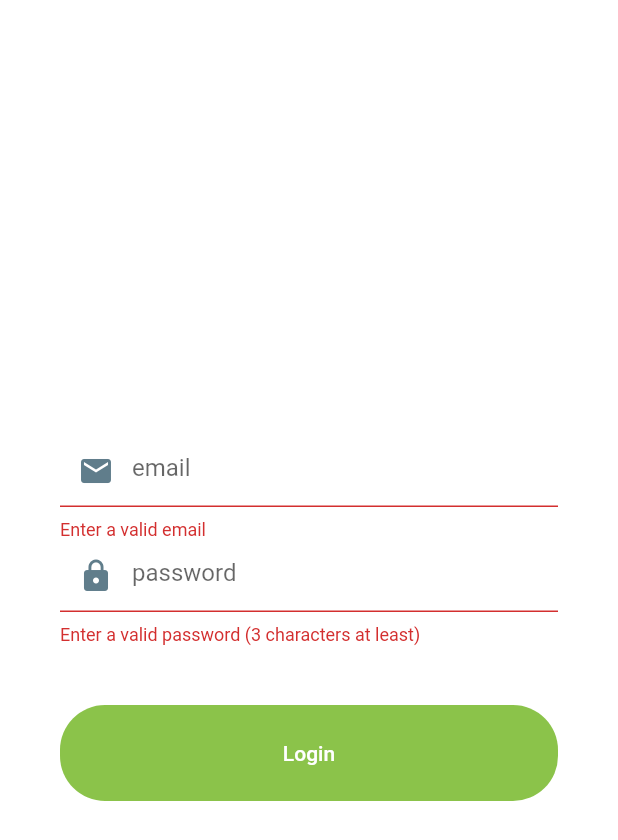
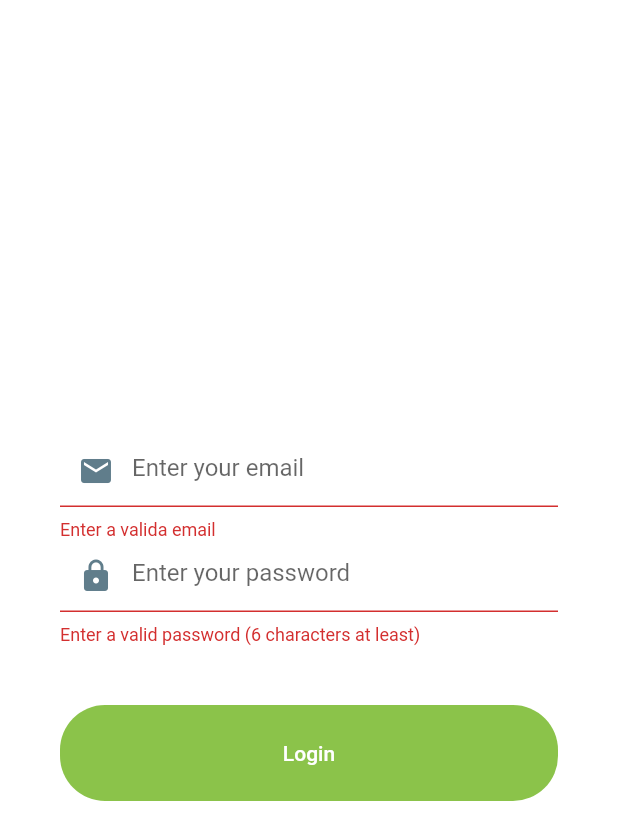
Before and after one commit to eduayuso/flutter_demo, a Flutter app: the screen it shows after launch, after a tap on "Login", on a phone screen of 412 x 824 dp. Shown: the top 840 px of the screen. Run offline on Flutter 3.47's test engine with Material 2 defaults, Android fonts, the phone set to English and light mode, and no system bars; our stand-ins replace get_it.

Commit message:
LoginView refactored to a form with validation in the recommended way.

```diff
--- a/lib/ui/models/LoginModel.dart
+++ b/lib/ui/models/LoginModel.dart
@@ -10,17 +10,9 @@ class LoginModel extends ViewModel {
   final UsersService usersService = locator<UsersService>();
 
   String errorMessage;
-  bool emailValidation = true;
-  bool passwordValidation = true;
 
   Future<User> login(String email, String password) async {
 
-    this.emailValidation = email.isNotEmpty;
-    this.passwordValidation = password.isNotEmpty && password.length > 3;
-    if (!this.emailValidation || !this.passwordValidation) {
-      this.setStatus(ViewStatus.Idle);
-      return null;
-    }
     this.setStatus(ViewStatus.Busy);
     email = "eve.holt@reqres.in";
     password = "cityslicka";
--- a/lib/ui/views/LoginView.dart
+++ b/lib/ui/views/LoginView.dart
@@ -3,7 +3,7 @@ import 'package:flutter/material.dart';
 import 'package:flutter_rest_demo/config/constants.dart';
 import 'package:flutter_rest_demo/data/model/User.dart';
 import 'package:flutter_rest_demo/ui/models/LoginModel.dart';
-import 'package:flutter_rest_demo/ui/widgets/CustomTextField.dart';
+import 'package:flutter_rest_demo/ui/widgets/CustomTextFormField.dart';
 import 'package:flutter_rest_demo/config/styles.dart' as Styles;
 import 'package:flutter_rest_demo/config/constants.dart' as Constants;
 
@@ -41,10 +41,11 @@ class LoginForm extends StatefulWidget {
   LoginFormState createState() => LoginFormState(model:this.model);
 }
 
-class LoginFormState extends State<StatefulWidget> {
+class LoginFormState extends State<LoginForm> {
 
   final TextEditingController emailController = TextEditingController();
   final TextEditingController passwordController = TextEditingController();
+  final formKey = GlobalKey<FormState>();
   LoginModel model;
 
   LoginFormState({this.model});
@@ -56,25 +57,33 @@ class LoginFormState extends State<StatefulWidget> {
       Padding(
         padding: EdgeInsets.all(40.0),
         child:
+          Form(
+            key: this.formKey,
+            child:
               Column(
                 mainAxisAlignment: MainAxisAlignment.center,
                 children: <Widget>[
-            CustomTextField(
+                  CustomTextFormField(
                     controller: this.emailController,
-              hint: "email",
+                    hint: "Enter your email",
                     icon: Icons.mail,
-              errorText: "Enter a valid email",
-              validation: this.model.emailValidation,
+                    validator: (value) {
+                      if (value.isEmpty) return "Enter a valida email";
+                      return null;
+                    }
                   ),
-            CustomTextField(
+                  CustomTextFormField(
                     controller: this.passwordController,
-              hint: "password",
+                    hint: "Enter your password",
                     icon: Icons.lock,
-              errorText: "Enter a valid password (3 characters at least)",
-              validation: this.model.passwordValidation,
+                    validator: (value) {
+                      if (value.length < 6) return "Enter a valid password (6 characters at least)";
+                      return null;
+                    }
                   ),
                   LoginButton(context, this.model.status)
                 ],
+            ),
           ),
       );
   }
@@ -98,30 +107,26 @@ class LoginFormState extends State<StatefulWidget> {
               : Text('Login', style: TextStyle(color: Colors.white)),
             onPressed: () async {
               if (status == ViewStatus.Busy) return null;
-              String username = this.emailController.text;
-              String password = this.passwordController.text;
-              loginAction(context, username, password);
+              loginAction(context);
             },
           )
       );
   }
 
-  void loginAction(BuildContext context, String username, String password) async {
+  void loginAction(BuildContext context) async {
 
-    /*final snackBar = SnackBar(content: Text('User $username, Pass $password'));
-    Scaffold.of(context).showSnackBar(snackBar);*/
+    if (!this.formKey.currentState.validate()) return;
 
-    User loggedUser = await model.login(username ,password);
-    if (loggedUser != null) {
-      //Navigator.pushNamed(context, '/');
-      var userName = loggedUser.firstName;
+    String username = this.emailController.text;
+    String password = this.passwordController.text;
+
+    User loggedUser = await model.login(username, password);
+
+    String userName = "";
+    if (loggedUser != null) userName = loggedUser.firstName;
+    else userName = "Nooooo!";
+
     final snackBar = SnackBar(content: Text('Logged! $userName'));
     Scaffold.of(context).showSnackBar(snackBar);
-    } else if (this.model.emailValidation && this.model.passwordValidation) {
-      final snackBar = SnackBar(content: const Text('Noooo!'));
-      Scaffold.of(context).showSnackBar(snackBar);
-    }
-    this.emailController.text = username;
-    this.passwordController.text = password;
   }
 }
--- /dev/null
+++ b/lib/ui/widgets/CustomTextFormField.dart
@@ -0,0 +1,31 @@
+import 'package:flutter/cupertino.dart';
+import 'package:flutter/material.dart';
+
+class CustomTextFormField extends StatelessWidget {
+
+  TextEditingController controller = TextEditingController();
+  final String hint;
+  final IconData icon;
+  final Function validator;
+
+  CustomTextFormField({@required this.controller, this.icon, this.hint, this.validator});
+
+  @override
+  Widget build(BuildContext context) {
+    return Container(
+      child: Padding(
+        padding: EdgeInsets.only(),
+        child: TextFormField(
+            controller: this.controller,
+            decoration: new InputDecoration(
+                hintText: this.hint,
+                prefixIcon: this.icon != null
+                    ? Icon(this.icon, color: Colors.blueGrey)
+                    : null
+            ),
+            validator: this.validator,
+        ),
+      ),
+    );
+  }
+}
```
Lines whose indentation alone changed are shown as unchanged.
